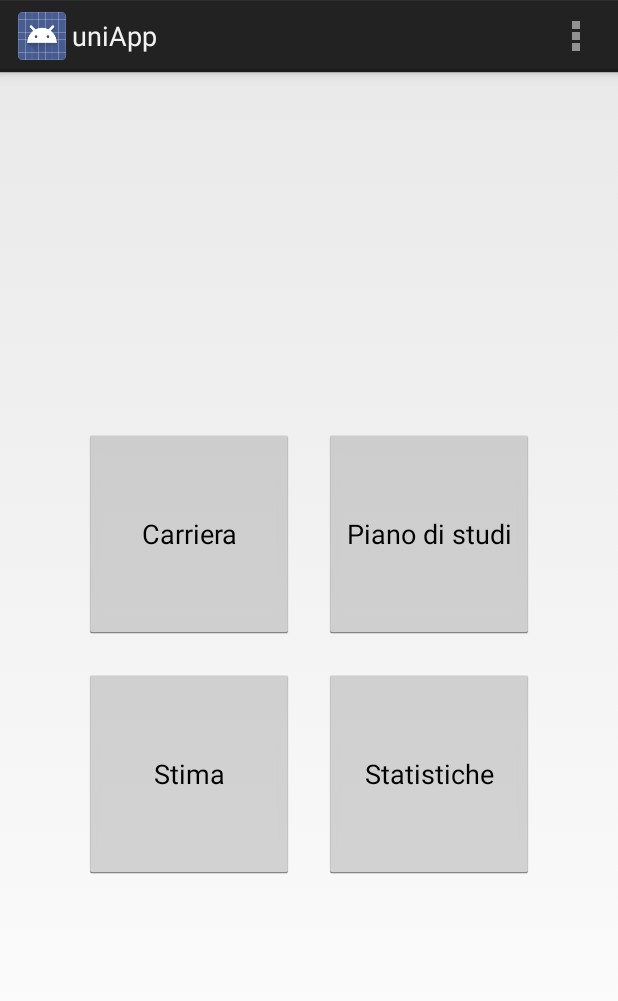
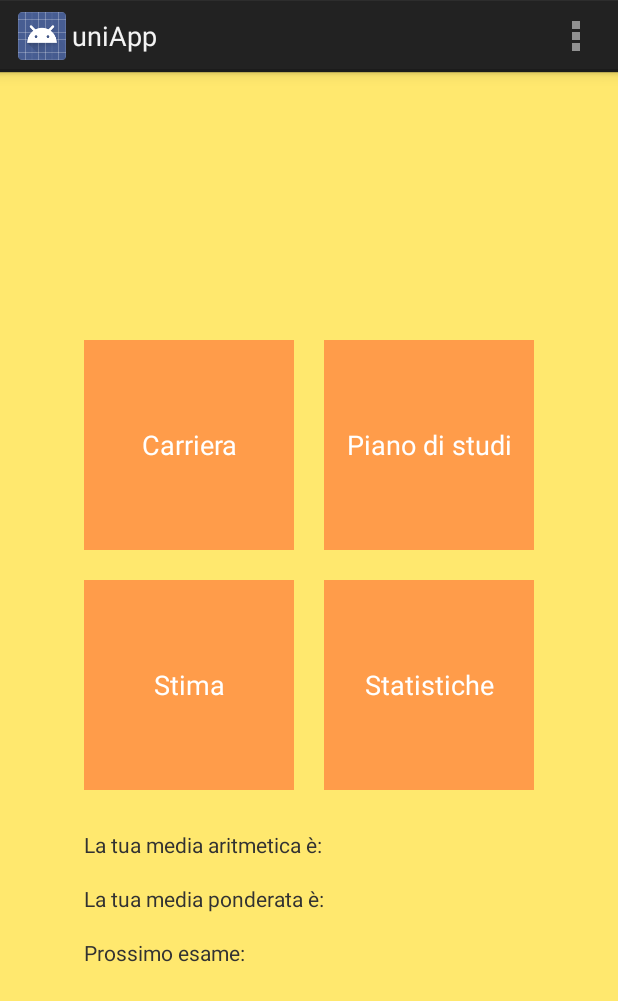
Before and after one commit to Ibbus93/IUM, an Android app: the screen it shows after launch (MainActivity), on a phone screen of 412 x 824 dp. Shown: the top 1001 px of the screen. Run offline under Robolectric (Android 15) with nearby library versions, the phone set to English and light mode, and no system bars.

Commit message:
Nuove aggiunte

```diff
--- a/app/src/main/AndroidManifest.xml
+++ b/app/src/main/AndroidManifest.xml
@@ -39,7 +39,7 @@
         </activity>
         <activity
             android:name=".PianoStudi"
-            android:label="@string/title_activity_piano_studi"
+            android:label="@string/piano_studi"
             android:configChanges="orientation"
             android:screenOrientation="portrait">
         </activity>
--- a/app/src/main/java/android/valarmorghulis/unica/it/uniapp/MainActivity.java
+++ b/app/src/main/java/android/valarmorghulis/unica/it/uniapp/MainActivity.java
@@ -3,6 +3,7 @@ package android.valarmorghulis.unica.it.uniapp;
 import android.app.Activity;
 import android.content.Intent;
 import android.os.Bundle;
+import android.util.Log;
 import android.view.Menu;
 import android.view.MenuItem;
 import android.view.View;
@@ -10,6 +11,8 @@ import android.widget.Button;
 
 
 public class MainActivity extends Activity {
+
+    private static final String TAG_LOG = MainActivity.class.getName();
 
     @Override
     protected void onCreate(Bundle savedInstanceState) {
@@ -70,21 +73,25 @@ public class MainActivity extends Activity {
     }
 
     private void goCarriera(){
+        Log.d(TAG_LOG, "Carriera clicked");
         final Intent carrieraIntent = new Intent(this, Carriera.class);
         startActivity(carrieraIntent);
     }
 
     private void goPianoStudi(){
+        Log.d(TAG_LOG, "Piano di studi clicked");
         final Intent pianoStudiIntent = new Intent(this, PianoStudi.class);
         startActivity(pianoStudiIntent);
     }
 
     private void goStima(){
+        Log.d(TAG_LOG, "Stima clicked");
         final Intent stimaIntent = new Intent(this, Stima.class);
         startActivity(stimaIntent);
     }
 
     private void goStatistiche(){
+        Log.d(TAG_LOG, "Statistiche clicked");
         final Intent statisticheIntent = new Intent(this, Statistiche.class);
         startActivity(statisticheIntent);
     }
--- a/app/src/main/res/layout/activity_carriera.xml
+++ b/app/src/main/res/layout/activity_carriera.xml
@@ -6,7 +6,8 @@
     android:paddingRight="@dimen/activity_horizontal_margin"
     android:paddingTop="@dimen/activity_vertical_margin"
     android:paddingBottom="@dimen/activity_vertical_margin"
-    tools:context="android.valarmorghulis.unica.it.uniapp.Carriera">
+    tools:context="android.valarmorghulis.unica.it.uniapp.Carriera"
+    android:background="@color/light_yellow">
 
     <TextView
         android:text="@string/carriera"
--- a/app/src/main/res/layout/activity_main.xml
+++ b/app/src/main/res/layout/activity_main.xml
@@ -3,6 +3,7 @@
     android:layout_height="fill_parent"
     android:gravity="center"
     android:orientation="vertical"
+    android:background="@color/light_yellow"
     xmlns:android="http://schemas.android.com/apk/res/android">
 
     <Button
@@ -14,6 +15,8 @@
         android:layout_alignParentStart="true"
         android:layout_marginRight="20dp"
         android:layout_marginBottom="20dp"
+        android:background="@color/orange"
+        android:textColor="@color/white"
         />
 
     <Button
@@ -22,7 +25,10 @@
         android:text="@string/piano_studi"
         android:id="@+id/piano_studi_button"
         android:layout_alignTop="@+id/carriera_button"
-        android:layout_toEndOf="@+id/carriera_button"/>
+        android:layout_toEndOf="@+id/carriera_button"
+        android:background="@color/orange"
+        android:textColor="@color/white"
+        />
 
     <Button
         android:layout_width="@dimen/button_menu_size"
@@ -30,7 +36,10 @@
         android:text="@string/stima"
         android:id="@+id/stima_button"
         android:layout_below="@+id/carriera_button"
-        android:layout_alignStart="@+id/carriera_button"/>
+        android:layout_alignStart="@+id/carriera_button"
+        android:background="@color/orange"
+        android:textColor="@color/white"
+        />
 
     <Button
         android:layout_width="@dimen/button_menu_size"
@@ -39,6 +48,57 @@
         android:id="@+id/statistiche_button"
         android:layout_alignTop="@+id/stima_button"
         android:layout_alignStart="@+id/piano_studi_button"
+        android:background="@color/orange"
+        android:textColor="@color/white"
         />
 
+    <Space
+        android:layout_width="@dimen/menu_space_under_buttons"
+        android:layout_height="@dimen/menu_space_under_buttons"
+        android:layout_below="@+id/stima_button"
+        android:layout_alignParentStart="true"
+        android:id="@+id/space_1"
+        />
+
+    <TextView
+        android:layout_width="wrap_content"
+        android:layout_height="wrap_content"
+        android:id="@+id/media_aritmetica"
+        android:text="La tua media aritmetica è: "
+        android:layout_below="@+id/space_1"
+        android:layout_alignStart="@+id/stima_button" />
+
+    <Space
+        android:layout_width="@dimen/menu_space_value"
+        android:layout_height="@dimen/menu_space_value"
+        android:layout_below="@+id/media_aritmetica"
+        android:layout_alignParentStart="true"
+        android:id="@+id/space_2"
+        />
+
+    <TextView
+        android:layout_width="wrap_content"
+        android:layout_height="wrap_content"
+        android:id="@+id/media_ponderata"
+        android:text="La tua media ponderata è: "
+        android:layout_below="@+id/space_2"
+        android:layout_alignStart="@+id/media_aritmetica" />
+
+    <Space
+        android:layout_width="@dimen/menu_space_value"
+        android:layout_height="@dimen/menu_space_value"
+        android:layout_below="@+id/media_ponderata"
+        android:layout_alignParentStart="true"
+        android:id="@+id/space_3"
+        />
+
+    <TextView
+        android:layout_width="wrap_content"
+        android:layout_height="wrap_content"
+        android:id="@+id/next_exam"
+        android:text="Prossimo esame: "
+        android:layout_below="@+id/space_3"
+        android:layout_alignStart="@+id/media_ponderata" />
+
+
 </RelativeLayout>
--- a/app/src/main/res/layout/activity_piano_studi.xml
+++ b/app/src/main/res/layout/activity_piano_studi.xml
@@ -6,6 +6,7 @@
     android:paddingRight="@dimen/activity_horizontal_margin"
     android:paddingTop="@dimen/activity_vertical_margin"
     android:paddingBottom="@dimen/activity_vertical_margin"
+    android:background="@color/light_yellow"
     tools:context="android.valarmorghulis.unica.it.uniapp.PianoStudi">
 
     <RelativeLayout
@@ -20,7 +21,8 @@
             android:layout_height="match_parent"
             android:showWeekNumber="false"
             android:layout_alignParentBottom="true"
-            android:layout_alignParentStart="true" />
+            android:layout_alignParentStart="true"
+            />
 
     </RelativeLayout>
 
--- a/app/src/main/res/layout/activity_splash.xml
+++ b/app/src/main/res/layout/activity_splash.xml
@@ -6,6 +6,7 @@
     android:paddingRight="@dimen/activity_horizontal_margin"
     android:paddingTop="@dimen/activity_vertical_margin"
     android:paddingBottom="@dimen/activity_vertical_margin"
+    android:background="@color/light_yellow"
     tools:context="android.valarmorghulis.unica.it.uniapp.SplashActivity">
 
 
--- a/app/src/main/res/layout/activity_statistiche.xml
+++ b/app/src/main/res/layout/activity_statistiche.xml
@@ -6,7 +6,8 @@
     android:paddingRight="@dimen/activity_horizontal_margin"
     android:paddingTop="@dimen/activity_vertical_margin"
     android:paddingBottom="@dimen/activity_vertical_margin"
-    tools:context="android.valarmorghulis.unica.it.uniapp.Statistiche">
+    tools:context="android.valarmorghulis.unica.it.uniapp.Statistiche"
+    android:background="@color/light_yellow">
 
     <TextView
         android:text="@string/statistiche"
--- a/app/src/main/res/layout/activity_stima.xml
+++ b/app/src/main/res/layout/activity_stima.xml
@@ -6,6 +6,7 @@
     android:paddingRight="@dimen/activity_horizontal_margin"
     android:paddingTop="@dimen/activity_vertical_margin"
     android:paddingBottom="@dimen/activity_vertical_margin"
+    android:background="@color/light_yellow"
     tools:context="android.valarmorghulis.unica.it.uniapp.Stima">
 
 </RelativeLayout>
--- a/app/src/main/res/values/dimens.xml
+++ b/app/src/main/res/values/dimens.xml
@@ -4,4 +4,6 @@
     <dimen name="activity_vertical_margin">16dp</dimen>
     <dimen name="splash_size">250dp</dimen>
     <dimen name="button_menu_size">140dp</dimen>
+    <dimen name="menu_space_under_buttons">40px</dimen>
+    <dimen name="menu_space_value">25px</dimen>
 </resources>
--- a/app/src/main/res/values/strings.xml
+++ b/app/src/main/res/values/strings.xml
@@ -16,4 +16,9 @@
     <string name="title_activity_statistiche">Statistiche</string>
     <string name="add_exam_date">Aggiungi data esame</string>
 
+    <color name="light_blue">#D4FFEB</color>
+    <color name="orange">#FF9C4A</color>
+    <color name="white">#FFF</color>
+    <color name="light_yellow">#FFE86E</color>
+
 </resources>
```
Also changed, not shown: 21 other files.
